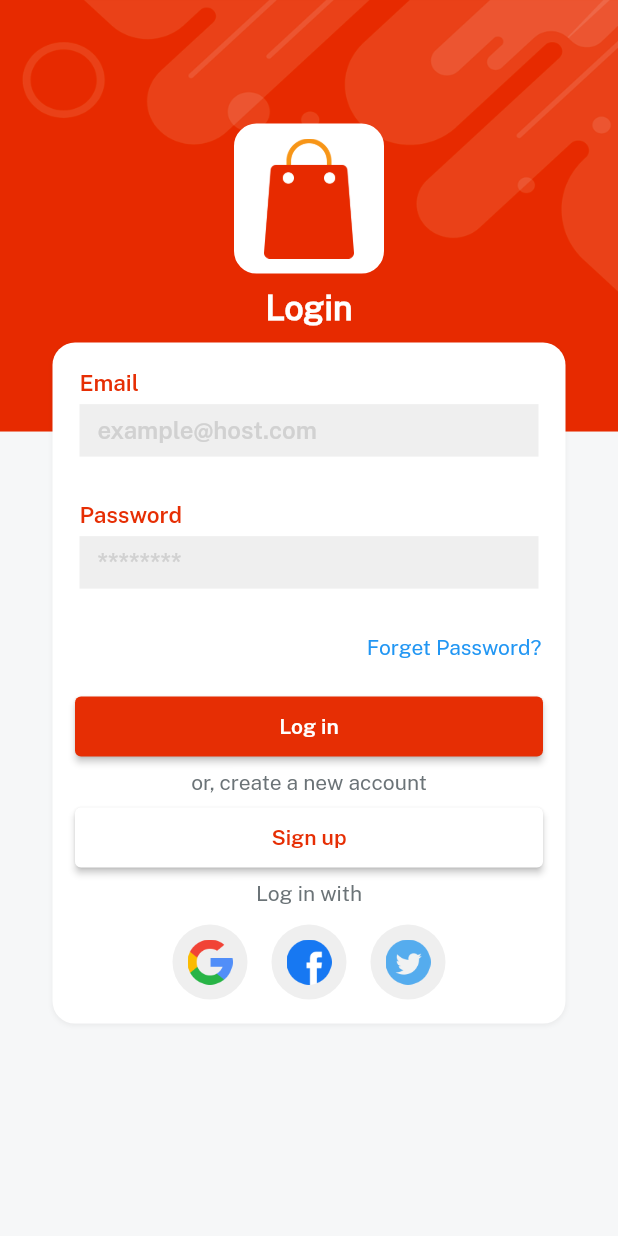
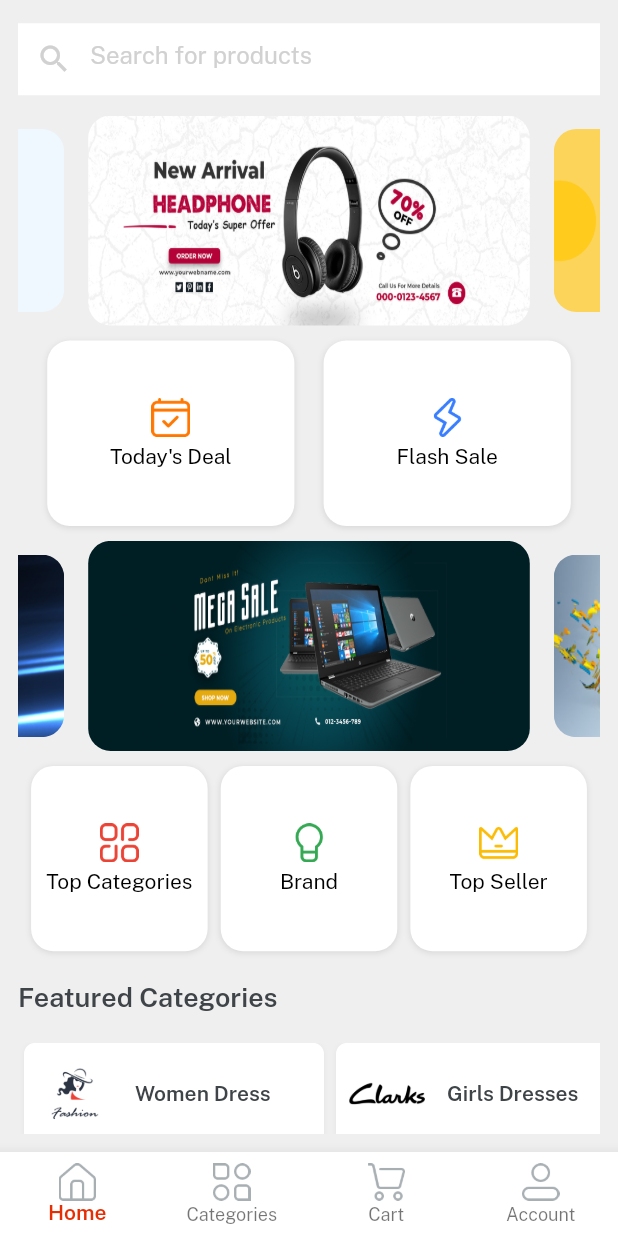
Before and after one commit to shihabshahrier/ConvenientPurse, a Flutter app: the screen it shows after launch, after a tap on "Log in", on a phone screen of 412 x 824 dp. Run offline on Flutter 3.47's test engine with Material 2 defaults, Android fonts, the light colour scheme and no system bars; drawn by our look-alikes of velocity_x; our stand-ins replace get.

Commit message:
Home Screen UI

```diff
--- /dev/null
+++ b/convenience_purse/lib/common_widgets/home_buttons.dart
@@ -0,0 +1,22 @@
+import 'package:convenience_purse/consts/consts.dart';
+
+Widget homeButton({width, height, icon, title, onPress}) {
+  return Column(
+    mainAxisAlignment: MainAxisAlignment.center,
+    children: [
+      Image.asset(
+        icon,
+        width: 26,
+      ),
+      5.heightBox,
+      Text(
+        title,
+        style: const TextStyle(
+          color: Colors.black,
+          fontSize: 14,
+          fontWeight: FontWeight.w500,
+        ),
+      ),
+    ],
+  ).box.rounded.size(width, height).white.shadow.make();
+}
--- a/convenience_purse/lib/consts/consts.dart
+++ b/convenience_purse/lib/consts/consts.dart
@@ -5,3 +5,4 @@ export './styles.dart';
 export 'package:velocity_x/velocity_x.dart';
 export 'package:flutter/material.dart';
 export './list.dart';
+export 'package:get/get.dart';
--- a/convenience_purse/lib/consts/list.dart
+++ b/convenience_purse/lib/consts/list.dart
@@ -1,9 +1,17 @@
 import 'package:convenience_purse/consts/consts.dart';
 
-import 'package:convenience_purse/consts/images.dart';
 
 const socialMIcons = [
   icGoogleLogo,
   icFacebookLogo,
   icTwitterLogo,
 ];
+
+const firstsliderlist = [imgSlider1, imgSlider2, imgSlider3, imgSlider4];
+const secondSliderlist = [imgSs1, imgSs2, imgSs3, imgSs4];
+
+const featuredImages1 = [imgS1, imgS2, imgS3];
+const featuredImages2 = [imgS4, imgS5, imgS6];
+
+const freaturedTitles1 = [womenDress, girlsDress, girlsWatches];
+const freaturedTitles2 = [boysGlasses, mobilePhone, tShirts];
--- a/convenience_purse/lib/consts/strings.dart
+++ b/convenience_purse/lib/consts/strings.dart
@@ -17,3 +17,26 @@ const loginWith = "Log in with";
 const priPolicy = "Privacy Policy";
 const termCond = "Terms & Conditions";
 const alreadyHaveAcc = "Already have an account?";
+
+const home = "Home",
+    categories = "Categories",
+    cart = "Cart",
+    account = "Account";
+
+// home screen strings
+
+const search = "Search",
+    searchHint = "Search for products",
+    flashSale = 'Flash Sale',
+    todaysDeal = "Today's Deal",
+    brand = "Brand",
+    topSeller = "Top Seller",
+    topCategories = "Top Categories",
+    featuredCategories = "Featured Categories",
+    womenDress = "Women Dress",
+    girlsWatches = "Girls Watches",
+    mobilePhone = "Mobile Phone",
+    boysGlasses = "Boys Glasses",
+    tShirts = "TShirts",
+    girlsDress = "Girls Dresses",
+    featureproduct = "Featured Products";
--- /dev/null
+++ b/convenience_purse/lib/controllers/home_controller.dart
@@ -0,0 +1,6 @@
+import 'package:get/get.dart';
+
+class HomeController extends GetxController {
+  var currentNavIndex = 0.obs;
+
+}
--- a/convenience_purse/lib/main.dart
+++ b/convenience_purse/lib/main.dart
@@ -1,5 +1,4 @@
 import 'package:convenience_purse/views/splash_screen/splash_screen.dart';
-import 'package:get/get.dart';
 
 import './consts/consts.dart';
 
--- /dev/null
+++ b/convenience_purse/lib/views/cart_screen/cart.dart
@@ -0,0 +1,10 @@
+import 'package:convenience_purse/consts/consts.dart';
+
+class CartScreen extends StatelessWidget {
+  const CartScreen({super.key});
+
+  @override
+  Widget build(BuildContext context) {
+    return Container();
+  }
+}
--- /dev/null
+++ b/convenience_purse/lib/views/category_screen/category.dart
@@ -0,0 +1,11 @@
+
+import 'package:convenience_purse/consts/consts.dart';
+
+class CategoryScreen extends StatelessWidget {
+  const CategoryScreen({super.key});
+
+  @override
+  Widget build(BuildContext context) {
+    return Container();
+  }
+}
--- /dev/null
+++ b/convenience_purse/lib/views/home_screen/components/feature_button.dart
@@ -0,0 +1,23 @@
+import 'package:convenience_purse/consts/consts.dart';
+
+Widget featureButton({String? title, icon}) {
+  return Row(
+    children: [
+      Image.asset(
+        icon,
+        width: 60,
+        fit: BoxFit.fitWidth,
+      ),
+      10.widthBox,
+      title!.text.fontFamily(semibold).color(darkFontGrey).make(),
+    ],
+  )
+      .box
+      .margin(const EdgeInsets.symmetric(horizontal: 4))
+      .width(200)
+      .white
+      .roundedSM
+      .padding(const EdgeInsets.all(4))
+      .outerShadowSm
+      .make();
+}
--- /dev/null
+++ b/convenience_purse/lib/views/home_screen/home.dart
@@ -0,0 +1,73 @@
+import 'package:convenience_purse/consts/consts.dart';
+import '../../controllers/home_controller.dart';
+import './home_screen.dart';
+import '../category_screen/category.dart';
+import '../cart_screen/cart.dart';
+import '../profile_screen/profile.dart';
+
+class Home extends StatelessWidget {
+  const Home({super.key});
+
+  @override
+  Widget build(BuildContext context) {
+    var controller = Get.put(HomeController());
+
+    var navBarItems = [
+      BottomNavigationBarItem(
+          icon: Image.asset(
+            icHome,
+            width: 25,
+          ),
+          label: home),
+      BottomNavigationBarItem(
+          icon: Image.asset(
+            icCategories,
+            width: 25,
+          ),
+          label: categories),
+      BottomNavigationBarItem(
+          icon: Image.asset(
+            icCart,
+            width: 25,
+          ),
+          label: cart),
+      BottomNavigationBarItem(
+          icon: Image.asset(
+            icProfile,
+            width: 25,
+          ),
+          label: account),
+    ];
+
+    var navBody = [
+      const HomeScreen(),
+      const CategoryScreen(),
+      const CartScreen(),
+      const ProfileScreen(),
+    ];
+
+    return Scaffold(
+      body: Container(
+        color: whiteColor,
+        child: Obx(
+          () => Expanded(
+            child: navBody[controller.currentNavIndex.value],
+          ),
+        ),
+      ),
+      bottomNavigationBar: Obx(
+        () => BottomNavigationBar(
+          currentIndex: controller.currentNavIndex.value,
+          backgroundColor: whiteColor,
+          selectedItemColor: redColor,
+          selectedLabelStyle: const TextStyle(fontFamily: semibold),
+          type: BottomNavigationBarType.fixed,
+          items: navBarItems,
+          onTap: (value) {
+            controller.currentNavIndex.value = value;
+          },
+        ),
+      ),
+    );
+  }
+}
--- /dev/null
+++ b/convenience_purse/lib/views/home_screen/home_screen.dart
@@ -0,0 +1,283 @@
+import 'package:convenience_purse/common_widgets/home_buttons.dart';
+import 'package:convenience_purse/consts/consts.dart';
+import 'package:convenience_purse/views/home_screen/components/feature_button.dart';
+
+class HomeScreen extends StatelessWidget {
+  const HomeScreen({super.key});
+
+  @override
+  Widget build(BuildContext context) {
+    return Container(
+      padding: const EdgeInsets.all(12),
+      color: lightGrey,
+      width: context.width,
+      height: context.height,
+      child: SafeArea(
+        child: Column(
+          children: [
+            Container(
+              alignment: Alignment.center,
+              height: 55,
+              color: lightGrey,
+              child: TextFormField(
+                decoration: const InputDecoration(
+                  border: InputBorder.none,
+                  prefixIcon: Icon(
+                    Icons.search,
+                    color: textfieldGrey,
+                  ),
+                  filled: true,
+                  fillColor: whiteColor,
+                  hintText: searchHint,
+                  hintStyle: TextStyle(color: textfieldGrey),
+                ),
+              ),
+            ),
+            10.heightBox,
+            Expanded(
+              child: SingleChildScrollView(
+                physics: const BouncingScrollPhysics(),
+                child: Column(
+                  children: [
+                    // Swiper Brands
+                    VxSwiper.builder(
+                      aspectRatio: 2.5,
+                      height: 140,
+                      autoPlay: true,
+                      enlargeCenterPage: true,
+                      itemCount: firstsliderlist.length,
+                      itemBuilder: (context, index) {
+                        return Image.asset(
+                          firstsliderlist[index],
+                          fit: BoxFit.fill,
+                        )
+                            .box
+                            .rounded
+                            .clip(Clip.antiAlias)
+                            .margin(const EdgeInsets.symmetric(horizontal: 8))
+                            .make();
+                      },
+                    ),
+
+                    10.heightBox,
+                    Row(
+                      mainAxisAlignment: MainAxisAlignment.spaceEvenly,
+                      children: List.generate(
+                        2,
+                        (index) => homeButton(
+                          height: context.screenHeight * 0.15,
+                          width: context.screenWidth / 2.5,
+                          icon: index == 0 ? icTodaysDeal : icFlashDeal,
+                          title: index == 0 ? todaysDeal : flashSale,
+                        ),
+                      ),
+                    ),
+                    10.heightBox,
+
+                    // 2nd swipper
+                    VxSwiper.builder(
+                      aspectRatio: 2.5,
+                      height: 140,
+                      autoPlay: true,
+                      enlargeCenterPage: true,
+                      itemCount: secondSliderlist.length,
+                      itemBuilder: (context, index) {
+                        return Image.asset(
+                          secondSliderlist[index],
+                          fit: BoxFit.fill,
+                        )
+                            .box
+                            .rounded
+                            .clip(Clip.antiAlias)
+                            .margin(const EdgeInsets.symmetric(horizontal: 8))
+                            .make();
+                      },
+                    ),
+
+                    10.heightBox,
+
+                    Row(
+                      mainAxisAlignment: MainAxisAlignment.spaceEvenly,
+                      children: List.generate(
+                          3,
+                          (index) => homeButton(
+                                height: context.screenHeight * 0.15,
+                                width: context.screenWidth / 3.5,
+                                icon: index == 0
+                                    ? icTopCategories
+                                    : index == 1
+                                        ? icBrands
+                                        : icTopSeller,
+                                title: index == 0
+                                    ? topCategories
+                                    : index == 1
+                                        ? brand
+                                        : topSeller,
+                              )),
+                    ),
+
+                    20.heightBox,
+
+                    Align(
+                      alignment: Alignment.centerLeft,
+                      child: featuredCategories.text
+                          .color(darkFontGrey)
+                          .size(18)
+                          .fontFamily(semibold)
+                          .make(),
+                    ),
+
+                    20.heightBox,
+
+                    // Featured Categories
+
+                    SingleChildScrollView(
+                      scrollDirection: Axis.horizontal,
+                      child: Row(
+                        children: List.generate(
+                            3,
+                            (index) => Column(
+                                  children: [
+                                    featureButton(
+                                        icon: featuredImages1[index],
+                                        title: freaturedTitles1[index]),
+                                    10.heightBox,
+                                    featureButton(
+                                        icon: featuredImages2[index],
+                                        title: freaturedTitles2[index]),
+                                  ],
+                                )).toList(),
+                      ),
+                    ),
+
+                    // Featured Categories
+
+                    10.heightBox,
+
+                    Container(
+                      width: double.infinity,
+                      padding: const EdgeInsets.all(12),
+                      decoration: const BoxDecoration(
+                        color: redColor,
+                      ),
+                      child: Column(
+                        crossAxisAlignment: CrossAxisAlignment.start,
+                        children: [
+                          featureproduct.text
+                              .color(whiteColor)
+                              .size(18)
+                              .fontFamily(bold)
+                              .size(18)
+                              .make(),
+                          10.heightBox,
+                          SingleChildScrollView(
+                            scrollDirection: Axis.horizontal,
+                            child: Row(
+                              children: List.generate(
+                                6,
+                                (index) => Column(
+                                  crossAxisAlignment: CrossAxisAlignment.start,
+                                  children: [
+                                    Image.asset(imgP1,
+                                        width: 150, fit: BoxFit.cover),
+                                    10.heightBox,
+                                    'Product Name'
+                                        .text
+                                        .fontFamily(semibold)
+                                        .color(darkFontGrey)
+                                        .make(),
+                                    10.heightBox,
+                                    "\$ 100"
+                                        .text
+                                        .fontFamily(semibold)
+                                        .color(darkFontGrey)
+                                        .make(),
+                                  ],
+                                )
+                                    .box
+                                    .white
+                                    .margin(const EdgeInsets.only(right: 10))
+                                    .roundedSM
+                                    .padding(const EdgeInsets.all(8))
+                                    .make(),
+                              ),
+                            ),
+                          ),
+                        ],
+                      ),
+                    ),
+
+                    20.heightBox,
+
+                    // 3nd swipper
+
+                    VxSwiper.builder(
+                      aspectRatio: 2.5,
+                      height: 140,
+                      autoPlay: true,
+                      enlargeCenterPage: true,
+                      itemCount: secondSliderlist.length,
+                      itemBuilder: (context, index) {
+                        return Image.asset(
+                          secondSliderlist[index],
+                          fit: BoxFit.fill,
+                        )
+                            .box
+                            .rounded
+                            .clip(Clip.antiAlias)
+                            .margin(const EdgeInsets.symmetric(horizontal: 8))
+                            .make();
+                      },
+                    ),
+
+                    20.heightBox,
+                    GridView.builder(
+                      physics: const NeverScrollableScrollPhysics(),
+                      shrinkWrap: true,
+                      itemCount: 6,
+                      gridDelegate:
+                          const SliverGridDelegateWithFixedCrossAxisCount(
+                        crossAxisCount: 2,
+                      ),
+                      itemBuilder: (BuildContext context, int index) {
+                        return Column(
+                          crossAxisAlignment: CrossAxisAlignment.start,
+                          children: [
+                            Image.asset(
+                              imgP5,
+                              width: 120,
+                              height: 120,
+                              fit: BoxFit.cover,
+                            ),
+                            // 5.heightBox,
+                            'Product Name'
+                                .text
+                                .fontFamily(semibold)
+                                .color(darkFontGrey)
+                                .make(),
+                            5.heightBox,
+                            "\$ 100"
+                                .text
+                                .fontFamily(semibold)
+                                .color(darkFontGrey)
+                                .make(),
+                          ],
+                        )
+                            .box
+                            .white
+                            .margin(const EdgeInsets.all(4))
+                            .padding(const EdgeInsets.all(8))
+                            .roundedSM
+                            .make();
+                      },
+                    ),
+                  ],
+                ),
+              ),
+            ),
+          ],
+        ),
+      ),
+    );
+  }
+}
--- a/convenience_purse/lib/views/login_Screen/login.dart
+++ b/convenience_purse/lib/views/login_Screen/login.dart
@@ -5,6 +5,7 @@ import 'package:convenience_purse/common_widgets/button.dart';
 import 'package:convenience_purse/consts/consts.dart';
 import 'package:get/get.dart';
 
+import '../home_screen/home.dart';
 import '../signup_screen/signup.dart';
 
 class LoginScreen extends StatelessWidget {
@@ -37,13 +38,18 @@ class LoginScreen extends StatelessWidget {
                     ),
                   ),
                   5.heightBox,
+
+                  // login Button
                   button(
-                    onPress: () {},
+                    onPress: () {
+                      Get.to(() => const Home());
+                    },
                     color: (redColor),
                     title: login,
                     textColor: whiteColor,
                   ).box.width(context.width - 100).make(),
                   5.heightBox,
+
                   createNewAccount.text.color(fontGrey).make(),
                   5.heightBox,
                   button(
--- /dev/null
+++ b/convenience_purse/lib/views/profile_screen/profile.dart
@@ -0,0 +1,10 @@
+import 'package:convenience_purse/consts/consts.dart';
+
+class ProfileScreen extends StatelessWidget {
+  const ProfileScreen({super.key});
+
+  @override
+  Widget build(BuildContext context) {
+    return Container();
+  }
+}
--- a/convenience_purse/lib/views/signup_screen/signup.dart
+++ b/convenience_purse/lib/views/signup_screen/signup.dart
@@ -6,8 +6,15 @@ import '../../common_widgets/button.dart';
 import '../../common_widgets/text_field.dart';
 import '../../consts/consts.dart';
 
-class SignUpScreen extends StatelessWidget {
+class SignUpScreen extends StatefulWidget {
   const SignUpScreen({super.key});
+
+  @override
+  State<SignUpScreen> createState() => _SignUpScreenState();
+}
+
+class _SignUpScreenState extends State<SignUpScreen> {
+  bool isCheck = false;
 
   @override
   Widget build(BuildContext context) {
@@ -30,19 +37,17 @@ class SignUpScreen extends StatelessWidget {
                   textField(hint: passwordHint, title: confirmPassword)
                       .paddingAll(10),
                   5.heightBox,
-                  button(
-                    onPress: () {},
-                    color: (redColor),
-                    title: signup,
-                    textColor: whiteColor,
-                  ).box.width(context.width - 100).make(),
-                  5.heightBox,
                   Row(
                     children: [
                       Checkbox(
-                        checkColor: Colors.red,
-                        value: false,
-                        onChanged: (newVal) {},
+                        activeColor: redColor,
+                        checkColor: whiteColor,
+                        value: isCheck,
+                        onChanged: (newVal) {
+                          setState(() {
+                            isCheck = newVal!;
+                          });
+                        },
                       ),
                       5.widthBox,
                       Expanded(
@@ -67,6 +72,15 @@ class SignUpScreen extends StatelessWidget {
                     ],
                   ),
                   5.heightBox,
+                  button(
+                    onPress: () {},
+                    color: isCheck ? redColor : fontGrey,
+                    title: signup,
+                    textColor: whiteColor,
+                  ).box.width(context.width - 100).make(),
+                  5.heightBox,
+
+                  // back to login
                   RichText(
                     text: const TextSpan(
                       children: [
```
